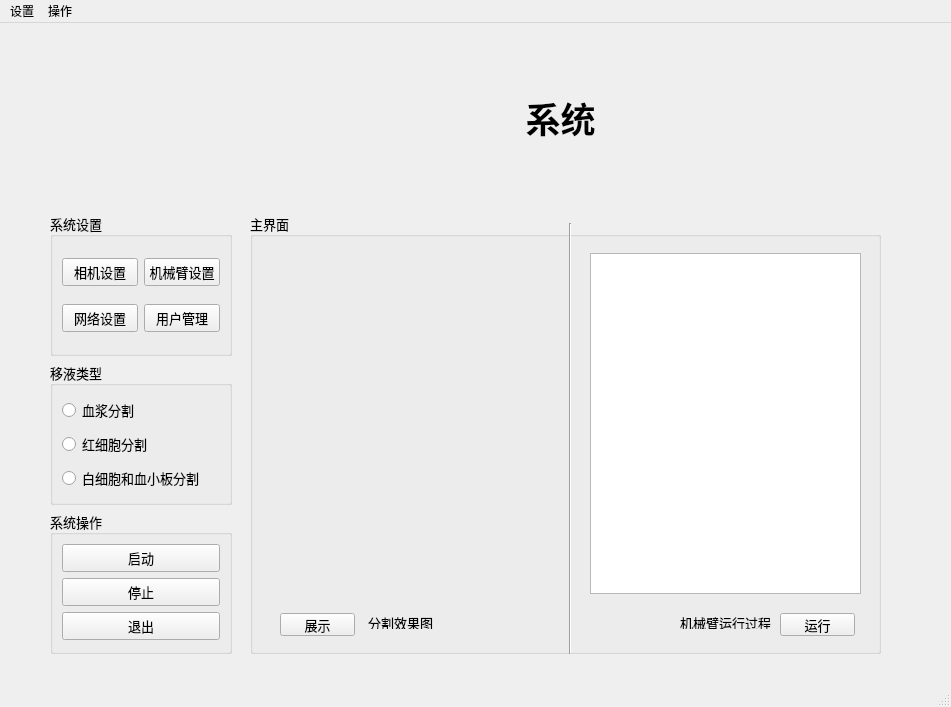
Qt form UI/main.ui (yuyu5333/semantic-segmentation-pytorch) before a commit.
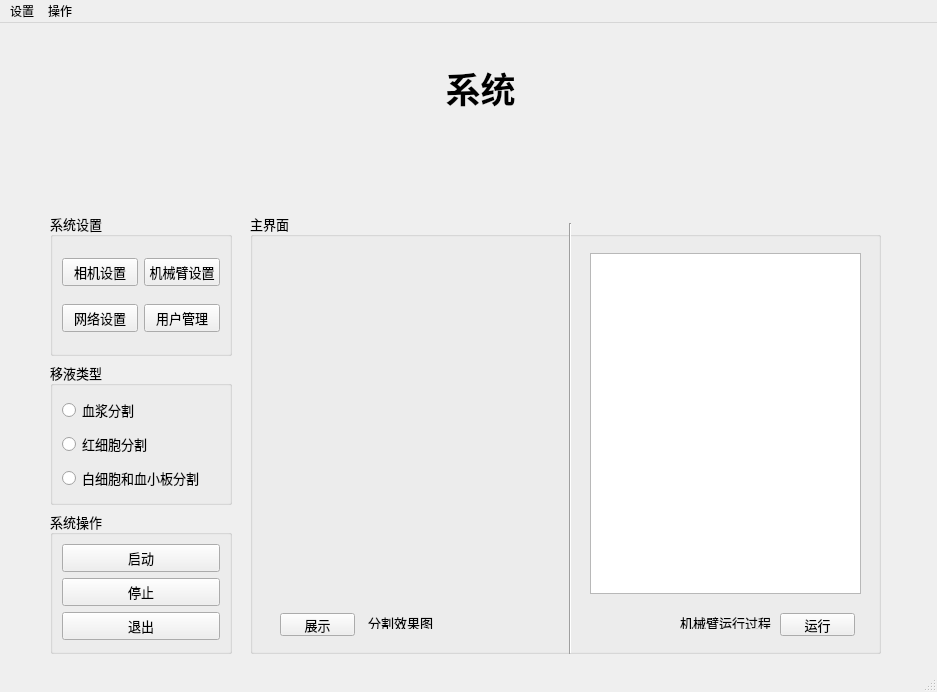
The same form after that commit. Icons and pictures are not drawn.

Commit message: update UI auto switch image

Diff of the .ui file:
```diff
--- a/UI/main.ui
+++ b/UI/main.ui
@@ -6,8 +6,8 @@
    <rect>
     <x>0</x>
     <y>0</y>
-    <width>951</width>
-    <height>707</height>
+    <width>937</width>
+    <height>692</height>
    </rect>
   </property>
   <property name="windowTitle">
@@ -17,8 +17,8 @@
    <widget class="QLabel" name="label">
     <property name="geometry">
      <rect>
-      <x>280</x>
-      <y>60</y>
+      <x>200</x>
+      <y>30</y>
       <width>561</width>
       <height>71</height>
      </rect>
@@ -297,7 +297,7 @@
     <rect>
      <x>0</x>
      <y>0</y>
-     <width>951</width>
+     <width>937</width>
      <height>22</height>
     </rect>
    </property>
```
The commit also changes 1 other file.
